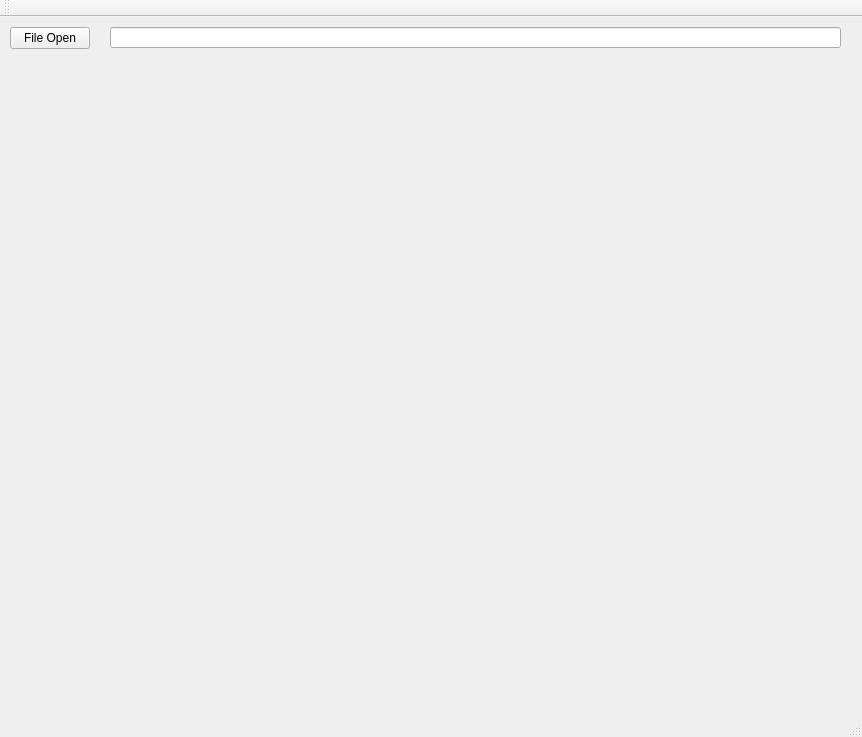
This is mainwindow.ui in marcinkociolek/XrayAnnotationTool as Qt 5 draws it before an edit. The edited form follows.
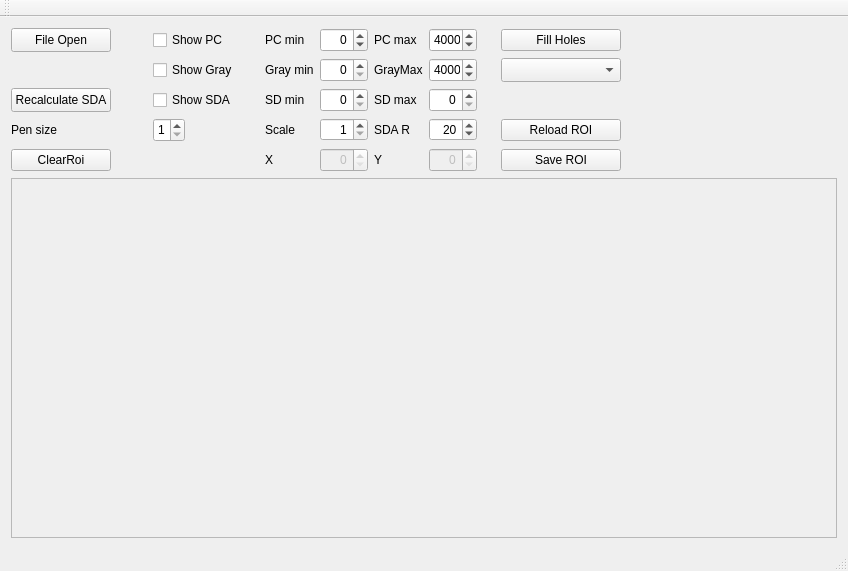
This is the edited form. Custom widgets are drawn as their Qt base class.

```diff
--- a/mainwindow.ui
+++ b/mainwindow.ui
@@ -6,47 +6,542 @@
    <rect>
     <x>0</x>
     <y>0</y>
-    <width>862</width>
-    <height>737</height>
+    <width>733</width>
+    <height>571</height>
    </rect>
   </property>
   <property name="windowTitle">
    <string>MainWindow</string>
   </property>
   <widget class="QWidget" name="centralWidget">
-   <widget class="QPushButton" name="pushButtonOpenFile">
-    <property name="geometry">
-     <rect>
-      <x>10</x>
-      <y>10</y>
-      <width>80</width>
-      <height>22</height>
-     </rect>
-    </property>
-    <property name="text">
-     <string>File Open</string>
-    </property>
-   </widget>
-   <widget class="QLineEdit" name="lineEditIvputFilePath">
-    <property name="geometry">
-     <rect>
-      <x>110</x>
-      <y>10</y>
-      <width>731</width>
-      <height>21</height>
-     </rect>
-    </property>
-   </widget>
-   <widget class="MyQTImageWidget" name="widgetInputImage" native="true">
-    <property name="geometry">
-     <rect>
-      <x>10</x>
-      <y>40</y>
-      <width>841</width>
-      <height>441</height>
-     </rect>
-    </property>
-   </widget>
+   <layout class="QGridLayout" name="gridLayout">
+    <item row="5" column="0">
+     <widget class="QPushButton" name="pushButton">
+      <property name="minimumSize">
+       <size>
+        <width>100</width>
+        <height>24</height>
+       </size>
+      </property>
+      <property name="maximumSize">
+       <size>
+        <width>100</width>
+        <height>24</height>
+       </size>
+      </property>
+      <property name="text">
+       <string>Recalculate SDA</string>
+      </property>
+     </widget>
+    </item>
+    <item row="7" column="7">
+     <widget class="QSpinBox" name="spinBoxPenSize">
+      <property name="minimumSize">
+       <size>
+        <width>32</width>
+        <height>24</height>
+       </size>
+      </property>
+      <property name="maximumSize">
+       <size>
+        <width>32</width>
+        <height>24</height>
+       </size>
+      </property>
+      <property name="minimum">
+       <number>1</number>
+      </property>
+      <property name="maximum">
+       <number>3</number>
+      </property>
+     </widget>
+    </item>
+    <item row="5" column="11">
+     <widget class="QLabel" name="label_9">
+      <property name="text">
+       <string>SD max</string>
+      </property>
+     </widget>
+    </item>
+    <item row="4" column="9">
+     <widget class="QLabel" name="label_6">
+      <property name="text">
+       <string>Gray min</string>
+      </property>
+     </widget>
+    </item>
+    <item row="4" column="10">
+     <widget class="QDoubleSpinBox" name="doubleSpinBoxGrayMin">
+      <property name="minimumSize">
+       <size>
+        <width>48</width>
+        <height>24</height>
+       </size>
+      </property>
+      <property name="maximumSize">
+       <size>
+        <width>48</width>
+        <height>24</height>
+       </size>
+      </property>
+      <property name="alignment">
+       <set>Qt::AlignRight|Qt::AlignTrailing|Qt::AlignVCenter</set>
+      </property>
+      <property name="decimals">
+       <number>0</number>
+      </property>
+      <property name="maximum">
+       <double>65535.000000000000000</double>
+      </property>
+      <property name="singleStep">
+       <double>10.000000000000000</double>
+      </property>
+     </widget>
+    </item>
+    <item row="3" column="11">
+     <widget class="QLabel" name="label_5">
+      <property name="text">
+       <string>PC max</string>
+      </property>
+     </widget>
+    </item>
+    <item row="3" column="12">
+     <widget class="QDoubleSpinBox" name="doubleSpinBoxPCMax">
+      <property name="minimumSize">
+       <size>
+        <width>48</width>
+        <height>24</height>
+       </size>
+      </property>
+      <property name="maximumSize">
+       <size>
+        <width>48</width>
+        <height>24</height>
+       </size>
+      </property>
+      <property name="alignment">
+       <set>Qt::AlignRight|Qt::AlignTrailing|Qt::AlignVCenter</set>
+      </property>
+      <property name="decimals">
+       <number>0</number>
+      </property>
+      <property name="maximum">
+       <double>65535.000000000000000</double>
+      </property>
+      <property name="singleStep">
+       <double>10.000000000000000</double>
+      </property>
+      <property name="value">
+       <double>4000.000000000000000</double>
+      </property>
+     </widget>
+    </item>
+    <item row="5" column="12">
+     <widget class="QDoubleSpinBox" name="doubleSpinBoxSDAMax">
+      <property name="minimumSize">
+       <size>
+        <width>48</width>
+        <height>24</height>
+       </size>
+      </property>
+      <property name="maximumSize">
+       <size>
+        <width>48</width>
+        <height>24</height>
+       </size>
+      </property>
+      <property name="alignment">
+       <set>Qt::AlignRight|Qt::AlignTrailing|Qt::AlignVCenter</set>
+      </property>
+      <property name="decimals">
+       <number>0</number>
+      </property>
+      <property name="maximum">
+       <double>10000.000000000000000</double>
+      </property>
+     </widget>
+    </item>
+    <item row="5" column="10">
+     <widget class="QDoubleSpinBox" name="doubleSpinBoxSDAMin">
+      <property name="minimumSize">
+       <size>
+        <width>48</width>
+        <height>24</height>
+       </size>
+      </property>
+      <property name="maximumSize">
+       <size>
+        <width>48</width>
+        <height>24</height>
+       </size>
+      </property>
+      <property name="alignment">
+       <set>Qt::AlignRight|Qt::AlignTrailing|Qt::AlignVCenter</set>
+      </property>
+      <property name="decimals">
+       <number>0</number>
+      </property>
+     </widget>
+    </item>
+    <item row="5" column="9">
+     <widget class="QLabel" name="label_8">
+      <property name="text">
+       <string>SD min</string>
+      </property>
+     </widget>
+    </item>
+    <item row="7" column="11">
+     <widget class="QLabel" name="label_10">
+      <property name="text">
+       <string>SDA R</string>
+      </property>
+     </widget>
+    </item>
+    <item row="7" column="12">
+     <widget class="QSpinBox" name="spinBoxSDARadius">
+      <property name="alignment">
+       <set>Qt::AlignRight|Qt::AlignTrailing|Qt::AlignVCenter</set>
+      </property>
+      <property name="minimum">
+       <number>2</number>
+      </property>
+      <property name="maximum">
+       <number>80</number>
+      </property>
+      <property name="value">
+       <number>20</number>
+      </property>
+     </widget>
+    </item>
+    <item row="8" column="12">
+     <widget class="QSpinBox" name="spinBoxY">
+      <property name="enabled">
+       <bool>false</bool>
+      </property>
+      <property name="minimumSize">
+       <size>
+        <width>48</width>
+        <height>24</height>
+       </size>
+      </property>
+      <property name="maximumSize">
+       <size>
+        <width>48</width>
+        <height>24</height>
+       </size>
+      </property>
+      <property name="alignment">
+       <set>Qt::AlignRight|Qt::AlignTrailing|Qt::AlignVCenter</set>
+      </property>
+      <property name="maximum">
+       <number>4000</number>
+      </property>
+     </widget>
+    </item>
+    <item row="8" column="11">
+     <widget class="QLabel" name="label_2">
+      <property name="text">
+       <string>Y</string>
+      </property>
+     </widget>
+    </item>
+    <item row="3" column="10">
+     <widget class="QDoubleSpinBox" name="doubleSpinBoxPCMin">
+      <property name="minimumSize">
+       <size>
+        <width>48</width>
+        <height>24</height>
+       </size>
+      </property>
+      <property name="maximumSize">
+       <size>
+        <width>48</width>
+        <height>24</height>
+       </size>
+      </property>
+      <property name="alignment">
+       <set>Qt::AlignRight|Qt::AlignTrailing|Qt::AlignVCenter</set>
+      </property>
+      <property name="decimals">
+       <number>0</number>
+      </property>
+      <property name="minimum">
+       <double>-65535.000000000000000</double>
+      </property>
+      <property name="maximum">
+       <double>65535.000000000000000</double>
+      </property>
+      <property name="singleStep">
+       <double>16.000000000000000</double>
+      </property>
+      <property name="value">
+       <double>0.000000000000000</double>
+      </property>
+     </widget>
+    </item>
+    <item row="8" column="10">
+     <widget class="QSpinBox" name="spinBoxX">
+      <property name="enabled">
+       <bool>false</bool>
+      </property>
+      <property name="minimumSize">
+       <size>
+        <width>48</width>
+        <height>24</height>
+       </size>
+      </property>
+      <property name="maximumSize">
+       <size>
+        <width>48</width>
+        <height>24</height>
+       </size>
+      </property>
+      <property name="layoutDirection">
+       <enum>Qt::LeftToRight</enum>
+      </property>
+      <property name="alignment">
+       <set>Qt::AlignRight|Qt::AlignTrailing|Qt::AlignVCenter</set>
+      </property>
+      <property name="maximum">
+       <number>4000</number>
+      </property>
+     </widget>
+    </item>
+    <item row="4" column="11">
+     <widget class="QLabel" name="label_7">
+      <property name="text">
+       <string>GrayMax</string>
+      </property>
+     </widget>
+    </item>
+    <item row="4" column="12">
+     <widget class="QDoubleSpinBox" name="doubleSpinBoxGrayMax">
+      <property name="minimumSize">
+       <size>
+        <width>48</width>
+        <height>24</height>
+       </size>
+      </property>
+      <property name="maximumSize">
+       <size>
+        <width>48</width>
+        <height>24</height>
+       </size>
+      </property>
+      <property name="alignment">
+       <set>Qt::AlignRight|Qt::AlignTrailing|Qt::AlignVCenter</set>
+      </property>
+      <property name="decimals">
+       <number>0</number>
+      </property>
+      <property name="maximum">
+       <double>65365.000000000000000</double>
+      </property>
+      <property name="value">
+       <double>4000.000000000000000</double>
+      </property>
+     </widget>
+    </item>
+    <item row="5" column="7">
+     <widget class="QCheckBox" name="checkBoxShowSDA">
+      <property name="minimumSize">
+       <size>
+        <width>100</width>
+        <height>24</height>
+       </size>
+      </property>
+      <property name="maximumSize">
+       <size>
+        <width>128</width>
+        <height>24</height>
+       </size>
+      </property>
+      <property name="text">
+       <string>Show SDA</string>
+      </property>
+      <property name="checked">
+       <bool>false</bool>
+      </property>
+     </widget>
+    </item>
+    <item row="3" column="7">
+     <widget class="QCheckBox" name="checkBoxShowPC">
+      <property name="minimumSize">
+       <size>
+        <width>100</width>
+        <height>24</height>
+       </size>
+      </property>
+      <property name="maximumSize">
+       <size>
+        <width>128</width>
+        <height>24</height>
+       </size>
+      </property>
+      <property name="text">
+       <string>Show PC</string>
+      </property>
+      <property name="checked">
+       <bool>false</bool>
+      </property>
+     </widget>
+    </item>
+    <item row="4" column="7">
+     <widget class="QCheckBox" name="checkBoxShowGray">
+      <property name="minimumSize">
+       <size>
+        <width>100</width>
+        <height>24</height>
+       </size>
+      </property>
+      <property name="maximumSize">
+       <size>
+        <width>128</width>
+        <height>24</height>
+       </size>
+      </property>
+      <property name="text">
+       <string>Show Gray</string>
+      </property>
+      <property name="checked">
+       <bool>false</bool>
+      </property>
+     </widget>
+    </item>
+    <item row="7" column="10">
+     <widget class="QSpinBox" name="spinBoxScale">
+      <property name="alignment">
+       <set>Qt::AlignRight|Qt::AlignTrailing|Qt::AlignVCenter</set>
+      </property>
+      <property name="minimum">
+       <number>1</number>
+      </property>
+      <property name="maximum">
+       <number>6</number>
+      </property>
+     </widget>
+    </item>
+    <item row="8" column="9">
+     <widget class="QLabel" name="label">
+      <property name="text">
+       <string>X</string>
+      </property>
+     </widget>
+    </item>
+    <item row="3" column="9">
+     <widget class="QLabel" name="label_4">
+      <property name="text">
+       <string>PC min</string>
+      </property>
+     </widget>
+    </item>
+    <item row="7" column="9">
+     <widget class="QLabel" name="label_3">
+      <property name="text">
+       <string>Scale</string>
+      </property>
+     </widget>
+    </item>
+    <item row="13" column="0" colspan="53">
+     <widget class="QScrollArea" name="scrollArea_2">
+      <property name="widgetResizable">
+       <bool>true</bool>
+      </property>
+      <widget class="QWidget" name="scrollAreaWidgetContents_2">
+       <property name="geometry">
+        <rect>
+         <x>0</x>
+         <y>0</y>
+         <width>713</width>
+         <height>341</height>
+        </rect>
+       </property>
+       <layout class="QGridLayout" name="gridLayout_2">
+        <item row="1" column="0">
+         <widget class="MyQTImageWidget" name="widgetInputImage" native="true">
+          <property name="minimumSize">
+           <size>
+            <width>20</width>
+            <height>20</height>
+           </size>
+          </property>
+         </widget>
+        </item>
+       </layout>
+      </widget>
+     </widget>
+    </item>
+    <item row="3" column="0">
+     <widget class="QPushButton" name="pushButtonOpenFile">
+      <property name="minimumSize">
+       <size>
+        <width>100</width>
+        <height>24</height>
+       </size>
+      </property>
+      <property name="maximumSize">
+       <size>
+        <width>100</width>
+        <height>24</height>
+       </size>
+      </property>
+      <property name="text">
+       <string>File Open</string>
+      </property>
+     </widget>
+    </item>
+    <item row="7" column="0">
+     <widget class="QLabel" name="label_11">
+      <property name="text">
+       <string>Pen size</string>
+      </property>
+     </widget>
+    </item>
+    <item row="3" column="16">
+     <widget class="QPushButton" name="pushButtonFillHoles">
+      <property name="text">
+       <string>Fill Holes</string>
+      </property>
+     </widget>
+    </item>
+    <item row="4" column="16">
+     <widget class="QComboBox" name="comboBoxDispalyMode">
+      <property name="minimumSize">
+       <size>
+        <width>120</width>
+        <height>24</height>
+       </size>
+      </property>
+      <property name="maximumSize">
+       <size>
+        <width>120</width>
+        <height>24</height>
+       </size>
+      </property>
+     </widget>
+    </item>
+    <item row="8" column="16">
+     <widget class="QPushButton" name="pushButtonSaveROI">
+      <property name="text">
+       <string>Save ROI</string>
+      </property>
+     </widget>
+    </item>
+    <item row="7" column="16">
+     <widget class="QPushButton" name="pushButtonReload">
+      <property name="text">
+       <string>Reload ROI</string>
+      </property>
+     </widget>
+    </item>
+    <item row="8" column="0">
+     <widget class="QPushButton" name="pushButtonClearROI">
+      <property name="text">
+       <string>ClearRoi</string>
+      </property>
+     </widget>
+    </item>
+   </layout>
   </widget>
   <widget class="QMenuBar" name="menuBar">
    <property name="geometry">
```
Left out of the diff: 28 changed lines with no effect on the pictures.
